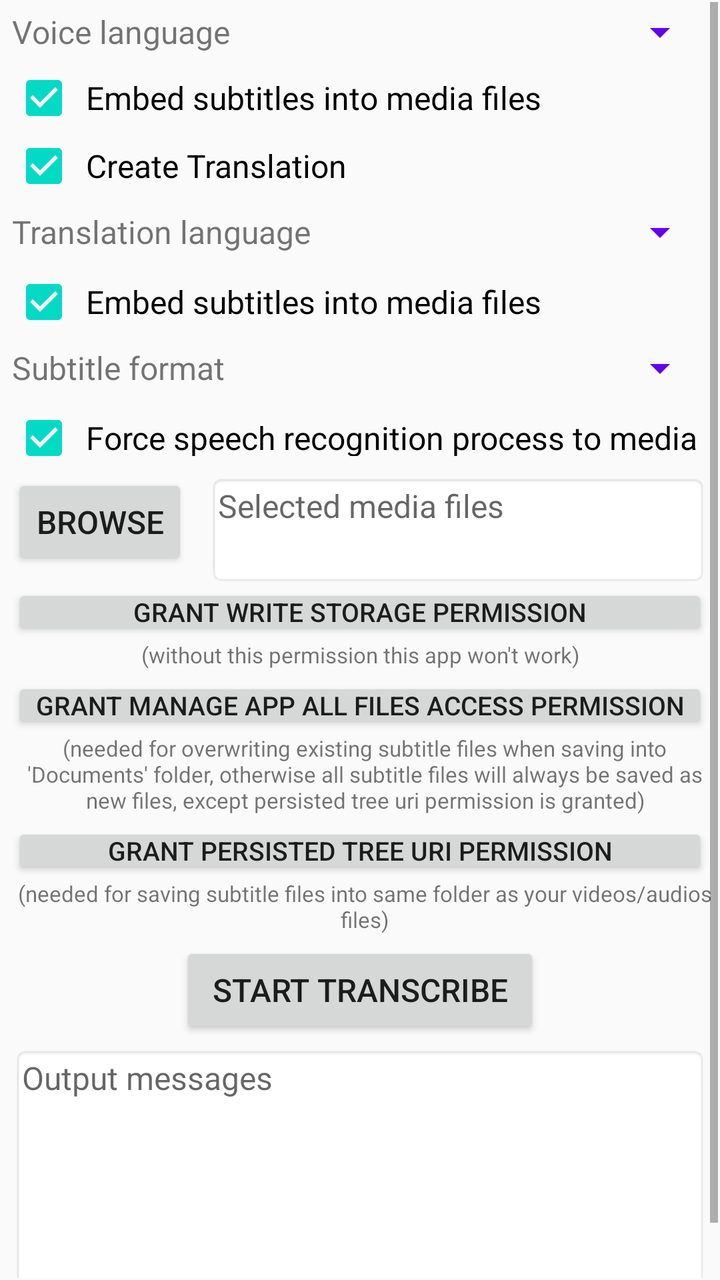
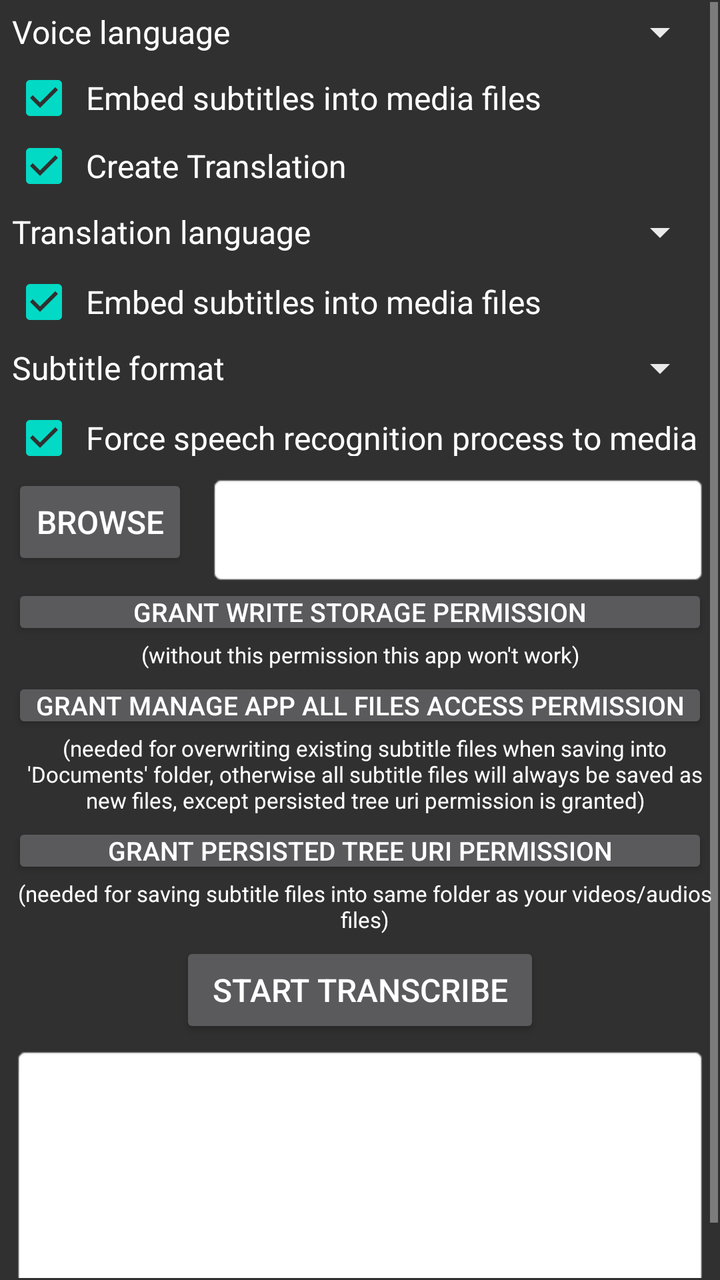

An Android layout rendered at two revisions. The XML below is the earlier revision; the diff shows what the commit changed to produce the second picture.
<!-- AndroidManifest.xml: application theme AppTheme -->
<!-- res/layout/activity_main.xml -->
<?xml version="1.0" encoding="utf-8"?>
<ScrollView xmlns:android="http://schemas.android.com/apk/res/android"
    xmlns:tools="http://schemas.android.com/tools"
    android:id="@+id/root"
    android:layout_width="fill_parent"
    android:layout_height="wrap_content"
    android:layout_marginLeft="5dp"
    android:layout_marginRight="5dp"
    android:layout_gravity="center_horizontal"
    android:orientation="vertical"
    android:padding="1dp"
    >
    <RelativeLayout
        android:layout_width="match_parent"
        android:layout_height="wrap_content"
        android:layout_gravity="center_horizontal"
        >
        <TextView
            android:id="@+id/textview_text1"
            android:text="@string/voice_language"
            android:gravity="start|center"
            android:padding="0dp"
            android:textAlignment="gravity"
            android:textSize="16sp"
            android:layout_width="180dp"
            android:layout_height="30dp"
            android:layout_marginStart="5dp"
            android:layout_marginTop="0dp"
            android:layout_marginEnd="5dp"
            android:layout_marginBottom="0dp"
            tools:ignore="TextSizeCheck"
            />

        <Spinner
            android:id="@+id/spinner_src_languages"
            android:hint="@string/voice_language"
            android:backgroundTint="@color/colorPrimary"
            android:contentDescription="@string/voice_language"
            android:gravity="start"
            android:minHeight="30dp"
            android:padding="0dp"
            android:spinnerMode="dropdown"
            android:textAlignment="gravity"
            android:layout_width="fill_parent"
            android:layout_height="fill_parent"
            android:layout_marginStart="5dp"
            android:layout_marginTop="0dp"
            android:layout_marginEnd="5dp"
            android:layout_marginBottom="0dp"
            android:layout_toEndOf="@+id/textview_text1"
            tools:ignore="ContentDescription,TouchTargetSizeCheck,DuplicateSpeakableTextCheck"
            />
        <CheckBox
            android:id="@+id/checkbox_embed_src_subtitle"
            android:text="@string/embed_subtitles_into_media_files"
            android:checked="true"
            android:gravity="start"
            android:minHeight="30dp"
            android:padding="5dp"
            android:textAlignment="gravity"
            android:textSize="16sp"
            android:layout_width="wrap_content"
            android:layout_height="30dp"
            android:layout_below="@+id/textview_text1"
            android:layout_marginStart="5dp"
            android:layout_marginTop="2dp"
            android:layout_marginEnd="5dp"
            android:layout_marginBottom="2dp"
            tools:ignore="TouchTargetSizeCheck,TextSizeCheck,DuplicateSpeakableTextCheck"
            />
        <CheckBox
            android:id="@+id/checkbox_create_translation"
            android:text="@string/create_translation"
            android:checked="true"
            android:gravity="start"
            android:minHeight="30dp"
            android:padding="5dp"
            android:textAlignment="gravity"
            android:textSize="16sp"
            android:layout_width="wrap_content"
            android:layout_height="30dp"
            android:layout_below="@+id/checkbox_embed_src_subtitle"
            android:layout_marginStart="5dp"
            android:layout_marginTop="2dp"
            android:layout_marginEnd="5dp"
            android:layout_marginBottom="2dp"
            tools:ignore="TouchTargetSizeCheck,TextSizeCheck"
            />
        <TextView
            android:id="@+id/textview_text2"
            android:text="@string/translation_language"
            android:gravity="start|center"
            android:padding="0dp"
            android:textAlignment="gravity"
            android:textSize="16sp"
            android:visibility="visible"
            android:layout_width="180dp"
            android:layout_height="30dp"
            android:layout_below="@+id/checkbox_create_translation"
            android:layout_marginStart="5dp"
            android:layout_marginTop="2dp"
            android:layout_marginEnd="5dp"
            android:layout_marginBottom="2dp"
            tools:ignore="TextSizeCheck"
            />
        <Spinner
            android:id="@+id/spinner_dst_languages"
            android:hint="@string/translation_language_hints"
            android:contentDescription="@string/translation_language_hints"
            android:backgroundTint="@color/colorPrimary"
            android:gravity="start"
            android:minHeight="30dp"
            android:padding="0dp"
            android:spinnerMode="dropdown"
            android:textAlignment="gravity"
            android:visibility="visible"
            android:layout_width="fill_parent"
            android:layout_height="wrap_content"
            android:layout_below="@+id/checkbox_create_translation"
            android:layout_marginStart="5dp"
            android:layout_marginTop="2dp"
            android:layout_marginEnd="5dp"
            android:layout_marginBottom="2dp"
            android:layout_toEndOf="@+id/textview_text2"
            tools:ignore="ContentDescription,TouchTargetSizeCheck,DuplicateSpeakableTextCheck"
            />
        <CheckBox
            android:id="@+id/checkbox_embed_dst_subtitle"
            android:text="@string/embed_subtitles_into_media_files"
            android:checked="true"
            android:gravity="start"
            android:minHeight="30dp"
            android:padding="5dp"
            android:textAlignment="gravity"
            android:textSize="16sp"
            android:layout_width="wrap_content"
            android:layout_height="30dp"
            android:layout_below="@+id/textview_text2"
            android:layout_marginStart="5dp"
            android:layout_marginTop="2dp"
            android:layout_marginEnd="5dp"
            android:layout_marginBottom="2dp"
            tools:ignore="TouchTargetSizeCheck,TextSizeCheck"
            />
        <TextView
            android:id="@+id/textview_text3"
            android:text="@string/subtitle_format"
            android:gravity="start|center"
            android:padding="0dp"
            android:textAlignment="gravity"
            android:textSize="16sp"
            android:layout_width="180dp"
            android:layout_height="30dp"
            android:layout_below="@+id/checkbox_embed_dst_subtitle"
            android:layout_marginStart="5dp"
            android:layout_marginTop="2dp"
            android:layout_marginEnd="5dp"
            android:layout_marginBottom="2dp"
            tools:ignore="TextSizeCheck"
            />
        <Spinner
            android:id="@+id/spinner_subtitle_format"
            android:hint="@string/subtitle_format"
            android:contentDescription="@string/subtitle_format"
            android:backgroundTint="@color/colorPrimary"
            android:gravity="start|center"
            android:minHeight="30dp"
            android:padding="0dp"
            android:spinnerMode="dropdown"
            android:textAlignment="gravity"
            android:layout_width="fill_parent"
            android:layout_height="wrap_content"
            android:layout_below="@+id/checkbox_embed_dst_subtitle"
            android:layout_marginStart="5dp"
            android:layout_marginTop="2dp"
            android:layout_marginEnd="5dp"
            android:layout_marginBottom="2dp"
            android:layout_toEndOf="@+id/textview_text3"
            tools:ignore="ContentDescription,TouchTargetSizeCheck,DuplicateSpeakableTextCheck"
            />
        <CheckBox
            android:id="@+id/checkbox_force_recognize"
            android:text="@string/force_speech_recognition_process_to_media_files"
            android:checked="true"
            android:gravity="start"
            android:minHeight="28dp"
            android:padding="5dp"
            android:textAlignment="gravity"
            android:textSize="16sp"
            android:layout_width="wrap_content"
            android:layout_height="30dp"
            android:layout_below="@+id/textview_text3"
            android:layout_marginStart="5dp"
            android:layout_marginTop="2dp"
            android:layout_marginEnd="5dp"
            android:layout_marginBottom="2dp"
            tools:ignore="TouchTargetSizeCheck,TextSizeCheck,VisualLintButtonSize"
            />
        <Button
            android:id="@+id/button_browse"
            android:text="@string/browse"
            android:minHeight="48dp"
            android:padding="5dp"
            android:gravity="center"
            android:textAlignment="gravity"
            android:textSize="16sp"
            android:layout_width="wrap_content"
            android:layout_height="wrap_content"
            android:layout_below="@+id/checkbox_force_recognize"
            android:layout_gravity="center_horizontal"
            android:layout_marginStart="5dp"
            android:layout_marginTop="2dp"
            android:layout_marginEnd="5dp"
            android:layout_marginBottom="2dp"
            />
        <TextView
            android:id="@+id/textview_filepath"
            android:hint="@string/file_path"
            android:padding="5dp"
            android:gravity="start"
            android:textAlignment="gravity"
            android:textSize="16sp"
            android:background="@android:drawable/editbox_background"
            android:layout_below="@+id/checkbox_force_recognize"
            android:layout_toEndOf="@+id/button_browse"
            android:layout_width="match_parent"
            android:layout_height="56dp"
            android:layout_marginStart="5dp"
            android:layout_marginTop="2dp"
            android:layout_marginEnd="5dp"
            android:layout_marginBottom="10dp"
            tools:ignore="RtlHardcoded"
            />
        <Button
            android:id="@+id/button_grant_storage_permission"
            android:text="@string/grant_write_storage_permission"
            android:gravity="center"
            android:minHeight="28dp"
            android:padding="5dp"
            android:textAlignment="gravity"
            android:textAllCaps="false"
            android:textSize="13sp"
            android:layout_width="match_parent"
            android:layout_height="wrap_content"
            android:layout_below="@+id/button_browse"
            android:layout_marginStart="5dp"
            android:layout_marginTop="5dp"
            android:layout_marginEnd="5dp"
            android:layout_marginBottom="0dp"
            tools:ignore="TouchTargetSizeCheck,VisualLintButtonSize"
            />
        <TextView
            android:id="@+id/textview_grant_storage_permission_notes"
            android:text="@string/without_this_permission_this_app_won_t_work"
            android:padding="0dp"
            android:gravity="center"
            android:textAlignment="gravity"
            android:textSize="11sp"
            android:layout_below="@+id/button_grant_storage_permission"
            android:layout_width="match_parent"
            android:layout_height="wrap_content"
            android:layout_marginStart="0dp"
            android:layout_marginTop="0dp"
            android:layout_marginEnd="0dp"
            android:layout_marginBottom="2dp"
            />
        <Button
            android:id="@+id/button_grant_manage_app_all_files_access_permission"
            android:text="@string/grant_manage_app_all_files_access_permission"
            android:gravity="center"
            android:minHeight="28dp"
            android:padding="5dp"
            android:textAlignment="gravity"
            android:textAllCaps="false"
            android:textSize="13sp"
            android:layout_width="match_parent"
            android:layout_height="wrap_content"
            android:layout_below="@+id/textview_grant_storage_permission_notes"
            android:layout_marginStart="5dp"
            android:layout_marginTop="2dp"
            android:layout_marginEnd="5dp"
            android:layout_marginBottom="0dp"
            tools:ignore="TouchTargetSizeCheck,VisualLintButtonSize"
            />
        <TextView
            android:id="@+id/textview_grant_manage_app_all_files_access_permission_notes"
            android:text="@string/needed_for_overwriting_existing_subtitle_files_otherwise_all_subtitle_files_will_always_be_saved_as_new_files_except_if_you_grant_persisted_tree_uri_permission"
            android:padding="0dp"
            android:gravity="center"
            android:textAlignment="gravity"
            android:textSize="11sp"
            android:layout_width="match_parent"
            android:layout_height="wrap_content"
            android:layout_below="@+id/button_grant_manage_app_all_files_access_permission"
            android:layout_marginStart="5dp"
            android:layout_marginTop="0dp"
            android:layout_marginEnd="0dp"
            android:layout_marginBottom="2dp"
            tools:ignore="VisualLintLongText"
            />
        <Button
            android:id="@+id/button_grant_persisted_tree_uri_permission"
            android:text="@string/grant_persisted_tree_uri_permission"
            android:gravity="center"
            android:minHeight="28dp"
            android:padding="5dp"
            android:textAlignment="gravity"
            android:textAllCaps="false"
            android:textSize="13sp"
            android:layout_width="match_parent"
            android:layout_height="wrap_content"
            android:layout_below="@+id/textview_grant_manage_app_all_files_access_permission_notes"
            android:layout_marginStart="5dp"
            android:layout_marginTop="2dp"
            android:layout_marginEnd="5dp"
            android:layout_marginBottom="0dp"
            tools:ignore="TouchTargetSizeCheck,VisualLintButtonSize"
            />
        <TextView
            android:id="@+id/textview_grant_persisted_tree_uri_permission_notes"
            android:text="@string/needed_for_saving_subtitle_files_into_same_folder_as_your_videos_audios_files"
            android:padding="0dp"
            android:gravity="center"
            android:textAlignment="gravity"
            android:textSize="11sp"
            android:layout_width="match_parent"
            android:layout_height="wrap_content"
            android:layout_below="@+id/button_grant_persisted_tree_uri_permission"
            android:layout_marginStart="5dp"
            android:layout_marginTop="0dp"
            android:layout_marginEnd="0dp"
            android:layout_marginBottom="2dp"
            />
        <Button
            android:id="@+id/button_start"
            android:text="@string/start"
            android:gravity="center"
            android:padding="5dp"
            android:textAlignment="gravity"
            android:textSize="16sp"
            android:layout_width="180dp"
            android:layout_height="wrap_content"
            android:layout_below="@+id/textview_grant_persisted_tree_uri_permission_notes"
            android:layout_centerHorizontal="true"
            android:layout_marginStart="5dp"
            android:layout_marginTop="2dp"
            android:layout_marginEnd="5dp"
            android:layout_marginBottom="2dp"
            tools:ignore="TextSizeCheck"
            />
        <TextView
            android:id="@+id/textview_output_messages_1"
            android:hint="@string/output_messages"
            android:background="@android:drawable/editbox_background"
            android:gravity="start"
            android:isScrollContainer="true"
            android:padding="5dp"
            android:scrollbars="vertical"
            android:textAlignment="gravity"
            android:textSize="16sp"
            android:typeface="sans"
            android:layout_width="match_parent"
            android:layout_height="144dp"
            android:layout_below="@+id/button_start"
            android:layout_centerHorizontal="true"
            android:layout_marginStart="5dp"
            android:layout_marginTop="2dp"
            android:layout_marginEnd="5dp"
            android:layout_marginBottom="2dp"
            tools:ignore="RtlHardcoded,SmallSp"
            />
    </RelativeLayout>
</ScrollView>
<!-- resources referenced by this layout -->
<resources>
  <color name="colorPrimary">#6200EE</color>
  <string name="browse">Browse</string>
  <string name="create_translation">Create Translation</string>
  <string name="embed_subtitles_into_media_files">Embed subtitles into media files</string>
  <string name="file_path">Selected media files</string>
  <string name="force_speech_recognition_process_to_media_files">Force speech recognition process to media files</string>
  <string name="grant_manage_app_all_files_access_permission">GRANT MANAGE APP ALL FILES ACCESS PERMISSION</string>
  <string name="grant_persisted_tree_uri_permission">GRANT PERSISTED TREE URI PERMISSION</string>
  <string name="grant_write_storage_permission">GRANT WRITE STORAGE PERMISSION</string>
  <string name="needed_for_overwriting_existing_subtitle_files_otherwise_all_subtitle_files_will_always_be_saved_as_new_files_except_if_you_grant_persisted_tree_uri_permission">(needed for overwriting existing subtitle files when saving into \'Documents\' folder, otherwise all subtitle files will always be saved as new files, except persisted tree uri permission is granted)</string>
  <string name="needed_for_saving_subtitle_files_into_same_folder_as_your_videos_audios_files">(needed for saving subtitle files into same folder as your videos/audios files)</string>
  <string name="output_messages">Output messages</string>
  <string name="start">Start Transcribe</string>
  <string name="subtitle_format">Subtitle format</string>
  <string name="translation_language">Translation language</string>
  <string name="translation_language_hints">Translation language</string>
  <string name="voice_language">Voice language</string>
  <string name="without_this_permission_this_app_won_t_work">(without this permission this app won\'t work)</string>
  <style name="AppTheme" parent="Theme.AppCompat.Light.DarkActionBar">
          
          <item name="colorPrimary">@color/colorPrimary</item>
          <item name="colorPrimaryDark">@color/colorPrimaryDark</item>
          <item name="colorAccent">@color/colorAccent</item>
      </style>
  <color name="colorPrimaryDark">#3700B3</color>
  <color name="colorAccent">#03DAC5</color>
</resources>

<!-- the commit's change to res/layout/activity_main.xml (unified diff, before → after) -->
@@ -28,15 +28,15 @@
             android:layout_marginTop="0dp"
             android:layout_marginEnd="5dp"
             android:layout_marginBottom="0dp"
+            android:textColor="?android:attr/textColorPrimary"
             tools:ignore="TextSizeCheck"
             />
-
         <Spinner
             android:id="@+id/spinner_src_languages"
             android:hint="@string/voice_language"
-            android:backgroundTint="@color/colorPrimary"
+            android:backgroundTint="@color/lightGrayishWhite"
             android:contentDescription="@string/voice_language"
-            android:gravity="start"
+            android:gravity="start|center"
             android:minHeight="30dp"
             android:padding="0dp"
             android:spinnerMode="dropdown"
@@ -101,14 +101,15 @@
             android:layout_marginTop="2dp"
             android:layout_marginEnd="5dp"
             android:layout_marginBottom="2dp"
+            android:textColor="?android:attr/textColorPrimary"
             tools:ignore="TextSizeCheck"
             />
         <Spinner
             android:id="@+id/spinner_dst_languages"
             android:hint="@string/translation_language_hints"
             android:contentDescription="@string/translation_language_hints"
-            android:backgroundTint="@color/colorPrimary"
-            android:gravity="start"
+            android:backgroundTint="@color/lightGrayishWhite"
+            android:gravity="start|center"
             android:minHeight="30dp"
             android:padding="0dp"
             android:spinnerMode="dropdown"
@@ -156,13 +157,14 @@
             android:layout_marginTop="2dp"
             android:layout_marginEnd="5dp"
             android:layout_marginBottom="2dp"
+            android:textColor="?android:attr/textColorPrimary"
             tools:ignore="TextSizeCheck"
             />
         <Spinner
             android:id="@+id/spinner_subtitle_format"
             android:hint="@string/subtitle_format"
             android:contentDescription="@string/subtitle_format"
-            android:backgroundTint="@color/colorPrimary"
+            android:backgroundTint="@color/lightGrayishWhite"
             android:gravity="start|center"
             android:minHeight="30dp"
             android:padding="0dp"
@@ -229,6 +231,7 @@
             android:layout_marginTop="2dp"
             android:layout_marginEnd="5dp"
             android:layout_marginBottom="10dp"
+            android:textColor="?android:attr/textColorPrimary"
             tools:ignore="RtlHardcoded"
             />
         <Button
@@ -256,6 +259,7 @@
             android:gravity="center"
             android:textAlignment="gravity"
             android:textSize="11sp"
+            android:textColor="?android:attr/textColorPrimary"
             android:layout_below="@+id/button_grant_storage_permission"
             android:layout_width="match_parent"
             android:layout_height="wrap_content"
@@ -289,6 +293,7 @@
             android:gravity="center"
             android:textAlignment="gravity"
             android:textSize="11sp"
+            android:textColor="?android:attr/textColorPrimary"
             android:layout_width="match_parent"
             android:layout_height="wrap_content"
             android:layout_below="@+id/button_grant_manage_app_all_files_access_permission"
@@ -323,6 +328,7 @@
             android:gravity="center"
             android:textAlignment="gravity"
             android:textSize="11sp"
+            android:textColor="?android:attr/textColorPrimary"
             android:layout_width="match_parent"
             android:layout_height="wrap_content"
             android:layout_below="@+id/button_grant_persisted_tree_uri_permission"
@@ -358,6 +364,7 @@
             android:scrollbars="vertical"
             android:textAlignment="gravity"
             android:textSize="16sp"
+            android:textColor="?android:attr/textColorPrimary"
             android:typeface="sans"
             android:layout_width="match_parent"
             android:layout_height="144dp"
<!-- resource entries referenced after the edit -->
@@ -1,5 +1,6 @@
 <!-- resources referenced by this layout -->
 <resources>
+  <color name="lightGrayishWhite">#FFEAEAEA</color>
   <color name="colorPrimary">#6200EE</color>
   <string name="browse">Browse</string>
   <string name="create_translation">Create Translation</string>
@@ -18,7 +19,7 @@
   <string name="translation_language_hints">Translation language</string>
   <string name="voice_language">Voice language</string>
   <string name="without_this_permission_this_app_won_t_work">(without this permission this app won\'t work)</string>
-  <style name="AppTheme" parent="Theme.AppCompat.Light.DarkActionBar">
+  <style name="AppTheme" parent="Theme.AppCompat">
           
           <item name="colorPrimary">@color/colorPrimary</item>
           <item name="colorPrimaryDark">@color/colorPrimaryDark</item>
